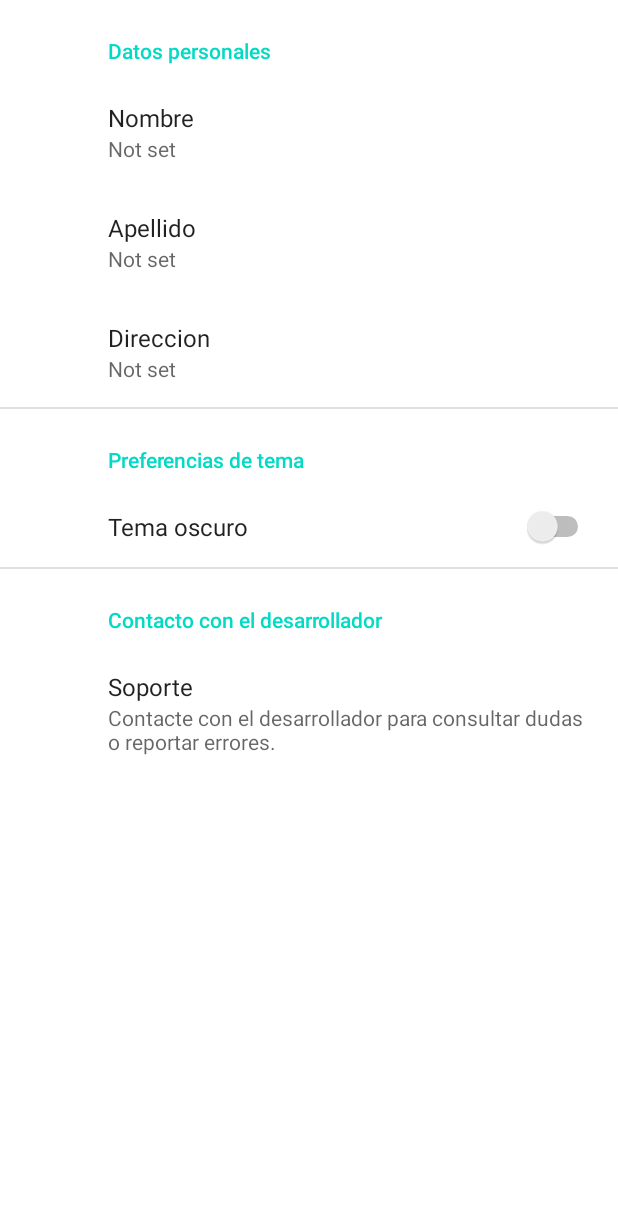
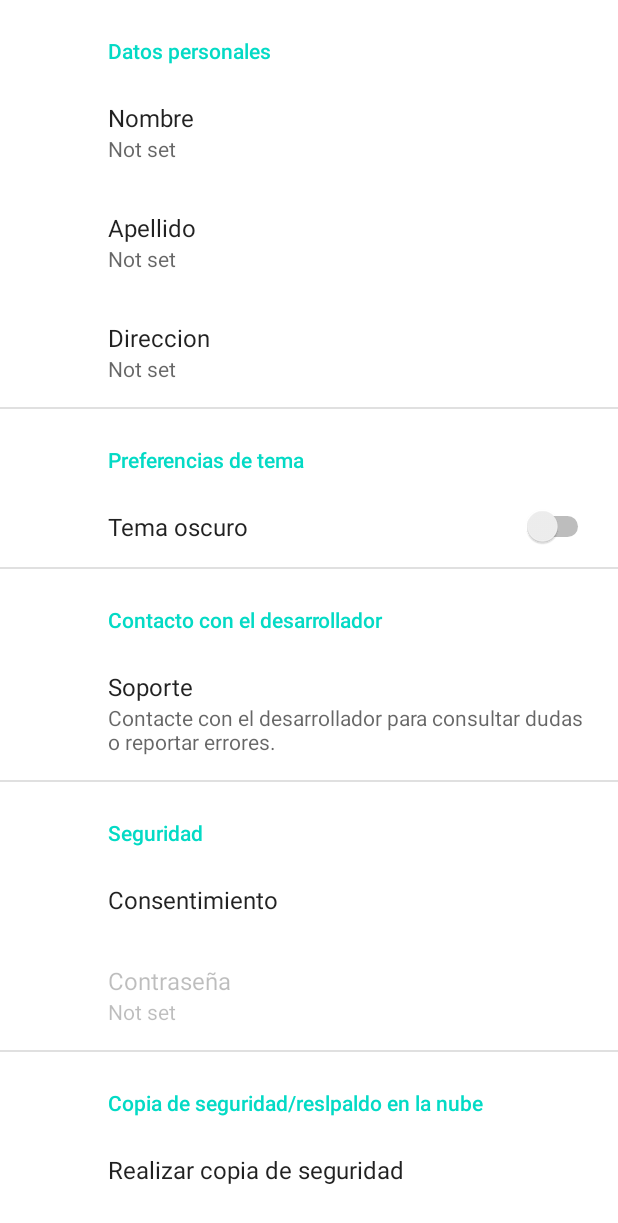
Before and after one commit to Meliodas-R/Hilfe_ultimate, an Android app: the Ajustes screen opened directly, with no data from a screen before it, on a phone screen of 412 x 824 dp. Shown: the top 1223 px of the screen. Run offline under Robolectric (Android 15) with nearby library versions, the phone set to English and light mode, and no system bars; our stand-ins replace androidx.preference; Roboto replaces fonts that are not available here.

Commit message:
*Se han añadido comentarios. *Se han añadido nuevos elementos a "strings.xml" *Se han implementado nuevas opciones en los ajustes. *Se han comentado elementos de prueba.

```diff
--- a/app/src/main/AndroidManifest.xml
+++ b/app/src/main/AndroidManifest.xml
@@ -11,6 +11,8 @@
     <uses-permission android:name="android.permission.ACCESS_COARSE_LOCATION" />
     <uses-permission android:name="android.permission.SEND_SMS" />
     <uses-permission android:name="android.permission.INTERNET" />
+    <uses-permission android:name="android.permission.WRITE_EXTERNAL_STORAGE" />
+    <uses-permission android:name="android.permission.READ_EXTERNAL_STORAGE" />
 
     <application
         android:allowBackup="true"
@@ -19,7 +21,7 @@
         android:roundIcon="@mipmap/ic_launcher_round"
         android:supportsRtl="true"
         android:theme="@style/AppTheme">
-        <activity android:name=".DeveloperContact"></activity>
+        <activity android:name=".DeveloperContact" />
         <activity android:name=".InformacionContacto" />
         <activity
             android:name=".Ajustes"
@@ -31,7 +33,7 @@
 
                 <category android:name="android.intent.category.LAUNCHER" />
             </intent-filter>
-        </activity>
+        </activity> <!-- Dropbox AuthActivity -->
         <!--
              The API key for Google Maps-based APIs is defined as a string resource.
              (See the file "res/values/google_maps_api.xml").
--- a/app/src/main/java/com/example/hilfe_ultimate/Ajustes.java
+++ b/app/src/main/java/com/example/hilfe_ultimate/Ajustes.java
@@ -1,23 +1,28 @@
 package com.example.hilfe_ultimate;
 
 import android.content.Context;
+import android.content.DialogInterface;
 import android.content.SharedPreferences;
 import android.os.Bundle;
 import android.view.View;
 import android.widget.Toast;
 
 import androidx.appcompat.app.ActionBar;
+import androidx.appcompat.app.AlertDialog;
 import androidx.appcompat.app.AppCompatActivity;
 import androidx.appcompat.app.AppCompatDelegate;
+import androidx.preference.Preference;
 import androidx.preference.PreferenceFragmentCompat;
 import androidx.preference.PreferenceManager;
+
+import java.io.File;
 
 
 public class Ajustes extends AppCompatActivity {
 
-    View view;
-
     //Comentario de prueba
+//    static final String inFileName = "/data/data/com.example.hilfe_ultimate/databases/bd.db";
+//    static File dbFile = new File(inFileName);
 
     @Override
     protected void onCreate(Bundle savedInstanceState) {
@@ -35,11 +40,6 @@ public class Ajustes extends AppCompatActivity {
         SharedPreferences preferences = PreferenceManager.getDefaultSharedPreferences(getBaseContext());
         boolean sync = preferences.getBoolean("Tema",false);
 
-        if(sync){
-            view.setBackgroundResource(R.color.Gris_oscuro);
-        }else{
-            view.setBackgroundResource(R.color.Azul_celeste);
-        }
 
 
 
@@ -50,6 +50,45 @@ public class Ajustes extends AppCompatActivity {
         @Override
         public void onCreatePreferences(Bundle savedInstanceState, String rootKey) {
             setPreferencesFromResource(R.xml.root_preferences, rootKey);
+            Preference preference = (Preference) findPreference("Consentimiento");
+            preference.setOnPreferenceClickListener(new Preference.OnPreferenceClickListener() {
+                public boolean onPreferenceClick(final Preference preference) {
+                    AlertDialog.Builder builder = new AlertDialog.Builder(getActivity());
+                    builder.setMessage("Implementar esta función puede ralentizar su acceso a la aplicación, téngalo en cuenta antes de usar esta función.")
+                            .setPositiveButton("Lo entiendo", new DialogInterface.OnClickListener() {
+                                public void onClick(DialogInterface dialog, int id) {
+                                    Toast.makeText(getActivity(), "Se ha activado la contraseña.", Toast.LENGTH_SHORT).show();
+                                    Preference preferencePass = (Preference) findPreference("Password");
+                                    preferencePass.setEnabled(true);
+                                }
+                            });
+                    builder.show();
+                    return false;
+                }
+            });
+
+            Preference preferenciaCopiaSeguridad = (Preference) findPreference("Respaldo");
+            preferenciaCopiaSeguridad.setOnPreferenceClickListener(new Preference.OnPreferenceClickListener() {
+                public boolean onPreferenceClick(final Preference preference) {
+                    AlertDialog.Builder builder = new AlertDialog.Builder(getActivity());
+                    builder.setMessage("¿Desea realizar una copia de seguridad?.")
+                            .setPositiveButton("Aceptar", new DialogInterface.OnClickListener() {
+                                public void onClick(DialogInterface dialog, int id) {
+                                    Toast.makeText(getActivity(), "Se ha generado un respaldo de la base de datos.", Toast.LENGTH_SHORT).show();
+                                }
+                            })
+                            .setNegativeButton("Cancelar", new DialogInterface.OnClickListener(){
+                                public void onClick(DialogInterface dialog, int id) {
+                                    Toast.makeText(getActivity(), "La operacion se ha cancelado.", Toast.LENGTH_SHORT).show();
+                                }
+                            });
+                    builder.show();
+                    return false;
+                }
+            });
+
+
+
 
         }
 
--- a/app/src/main/java/com/example/hilfe_ultimate/MainActivity.java
+++ b/app/src/main/java/com/example/hilfe_ultimate/MainActivity.java
@@ -83,9 +83,9 @@ public class MainActivity extends AppCompatActivity {
         SharedPreferences preferences = PreferenceManager.getDefaultSharedPreferences(getBaseContext());
 //        boolean sync = preferences.getBoolean("Tema",false);
 //        Toast.makeText(getApplicationContext(), sync + "", Toast.LENGTH_SHORT).show();
-
-        String nombreFirma = preferences.getString("Nombre","");
-        Toast.makeText(this, nombreFirma, Toast.LENGTH_SHORT).show();
+//
+//        String nombreFirma = preferences.getString("Nombre","");
+//        Toast.makeText(this, nombreFirma, Toast.LENGTH_SHORT).show();
 
     }
 
--- a/app/src/main/res/values/strings.xml
+++ b/app/src/main/res/values/strings.xml
@@ -1,21 +1,10 @@
 <resources>
+    <!--Strings varios-->
     <string name="app_name">Hilfe</string>
     <string name="title_activity_ajustes">Ajustes</string>
 
-    <!--    &lt;!&ndash; Preference Titles &ndash;&gt;-->
-    <!--    <string name="messages_header">Messages</string>-->
-    <!--    <string name="sync_header">Sync</string>-->
-
-    <!--    &lt;!&ndash; Messages Preferences &ndash;&gt;-->
-    <!--    <string name="signature_title">Your signature</string>-->
-    <!--    <string name="reply_title">Default reply action</string>-->
-
-    <!--    &lt;!&ndash; Sync Preferences &ndash;&gt;-->
-    <!--    <string name="sync_title">Sync email periodically</string>-->
-    <!--    <string name="attachment_title">Download incoming attachments</string>-->
-    <!--    <string name="attachment_summary_on">Automatically download attachments for incoming emails-->
-    <!--    </string>-->
-    <!--    <string name="attachment_summary_off">Only download attachments when manually requested</string>-->
+    <!--Key dropbox-->
+    <string name="APP_KEY">lwflczpa1h5gjl3</string>
 
     <!--Seccion datos personales-->
     <string name="seccion_datos_personales">Datos personales</string>
@@ -30,4 +19,13 @@
     <!--Seccion contacto desarrollador-->
     <string name="contacto_desarrollador">Contacto con el desarrollador</string>
 
+    <!--Sección seguridad-->
+    <string name="seccion_seguridad">Seguridad</string>
+    <string name="consentimiento">Consentimiento</string>
+    <string name="password">Contraseña</string>
+
+    <!--Copia de seguridad/respaldo en la nube-->
+    <string name="seccion_respaldo">Copia de seguridad/reslpaldo en la nube</string>
+    <string name="respaldo">Realizar copia de seguridad</string>
+
 </resources>
--- a/app/src/main/res/xml/root_preferences.xml
+++ b/app/src/main/res/xml/root_preferences.xml
@@ -28,12 +28,36 @@
         <PreferenceScreen
             android:key="Soporte"
             android:summary="Contacte con el desarrollador para consultar dudas o reportar errores."
-            android:title="Soporte" >
+            android:title="Soporte">
             <intent
                 android:action="android.intent.action.VIEW"
                 android:targetClass="com.example.hilfe_ultimate.DeveloperContact"
                 android:targetPackage="com.example.hilfe_ultimate" />
         </PreferenceScreen>
+
+
+    </PreferenceCategory>
+
+    <PreferenceCategory app:title="@string/seccion_seguridad">
+        <Preference
+            app:enabled="true"
+            app:key="Consentimiento"
+            app:title="@string/consentimiento">
+        </Preference>
+
+        <EditTextPreference
+            app:key="Password"
+            app:title="@string/password"
+            app:useSimpleSummaryProvider="true"
+            app:enabled="false"/>
+    </PreferenceCategory>
+
+    <PreferenceCategory app:title="@string/seccion_respaldo">
+        <Preference
+            app:enabled="true"
+            app:key="Respaldo"
+            app:title="@string/respaldo">
+        </Preference>
     </PreferenceCategory>
 
 </PreferenceScreen>
```
Also changed, not shown: app/build.gradle (+13 -0 lines).
